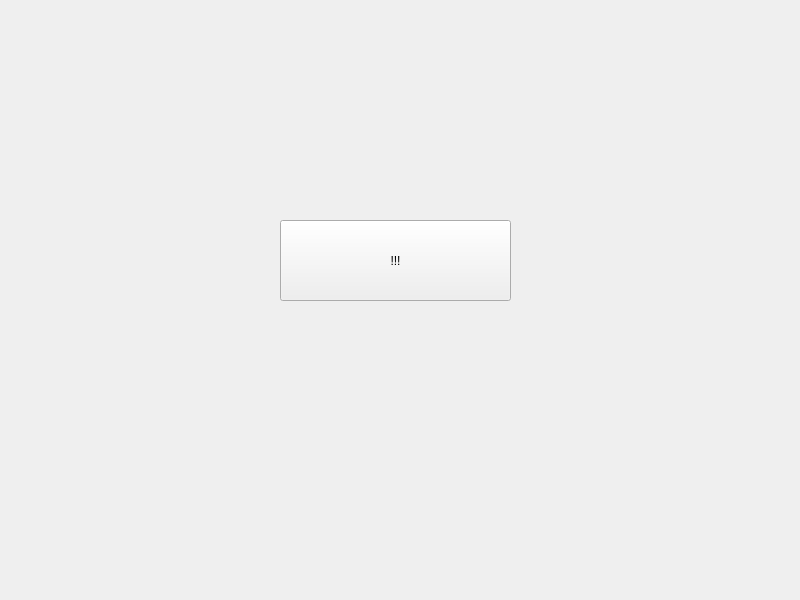
This is uis/main.ui in nocrater/shelter_oop as Qt 5 draws it before an edit. The edited form follows.
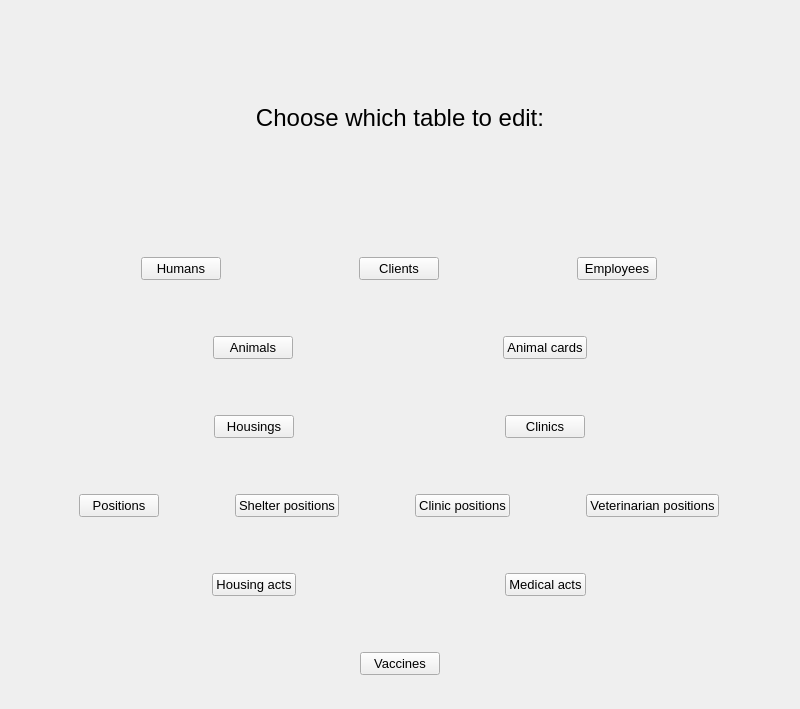
This is the edited form.

Diff of the .ui file:
```diff
--- a/uis/main.ui
+++ b/uis/main.ui
@@ -7,26 +7,355 @@
     <x>0</x>
     <y>0</y>
     <width>800</width>
-    <height>600</height>
+    <height>709</height>
    </rect>
   </property>
   <property name="windowTitle">
    <string>MainWindow</string>
   </property>
   <widget class="QWidget" name="centralwidget">
-   <widget class="QPushButton" name="pushButton">
-    <property name="geometry">
-     <rect>
-      <x>280</x>
-      <y>220</y>
-      <width>231</width>
-      <height>81</height>
-     </rect>
-    </property>
-    <property name="text">
-     <string>!!!</string>
-    </property>
-   </widget>
+   <layout class="QVBoxLayout" name="verticalLayout">
+    <item>
+     <layout class="QHBoxLayout" name="horizontalLayout">
+      <property name="topMargin">
+       <number>25</number>
+      </property>
+      <property name="bottomMargin">
+       <number>25</number>
+      </property>
+      <item>
+       <widget class="QLabel" name="main_label">
+        <property name="font">
+         <font>
+          <pointsize>18</pointsize>
+         </font>
+        </property>
+        <property name="text">
+         <string>Choose which table to edit:</string>
+        </property>
+        <property name="alignment">
+         <set>Qt::AlignCenter</set>
+        </property>
+        <property name="wordWrap">
+         <bool>false</bool>
+        </property>
+       </widget>
+      </item>
+     </layout>
+    </item>
+    <item>
+     <layout class="QHBoxLayout" name="horizontalLayout_2">
+      <property name="topMargin">
+       <number>25</number>
+      </property>
+      <property name="bottomMargin">
+       <number>25</number>
+      </property>
+      <item>
+       <widget class="QPushButton" name="humans_button">
+        <property name="sizePolicy">
+         <sizepolicy hsizetype="Maximum" vsizetype="Fixed">
+          <horstretch>0</horstretch>
+          <verstretch>0</verstretch>
+         </sizepolicy>
+        </property>
+        <property name="font">
+         <font>
+          <pointsize>10</pointsize>
+         </font>
+        </property>
+        <property name="text">
+         <string>Humans</string>
+        </property>
+       </widget>
+      </item>
+      <item>
+       <widget class="QPushButton" name="clients_button">
+        <property name="sizePolicy">
+         <sizepolicy hsizetype="Maximum" vsizetype="Fixed">
+          <horstretch>0</horstretch>
+          <verstretch>0</verstretch>
+         </sizepolicy>
+        </property>
+        <property name="font">
+         <font>
+          <pointsize>10</pointsize>
+         </font>
+        </property>
+        <property name="text">
+         <string>Clients</string>
+        </property>
+       </widget>
+      </item>
+      <item>
+       <widget class="QPushButton" name="employees_button">
+        <property name="sizePolicy">
+         <sizepolicy hsizetype="Maximum" vsizetype="Fixed">
+          <horstretch>0</horstretch>
+          <verstretch>0</verstretch>
+         </sizepolicy>
+        </property>
+        <property name="font">
+         <font>
+          <pointsize>10</pointsize>
+         </font>
+        </property>
+        <property name="text">
+         <string>Employees</string>
+        </property>
+       </widget>
+      </item>
+     </layout>
+    </item>
+    <item>
+     <layout class="QHBoxLayout" name="horizontalLayout_3">
+      <property name="topMargin">
+       <number>25</number>
+      </property>
+      <property name="bottomMargin">
+       <number>25</number>
+      </property>
+      <item>
+       <widget class="QPushButton" name="animals_button">
+        <property name="sizePolicy">
+         <sizepolicy hsizetype="Maximum" vsizetype="Fixed">
+          <horstretch>0</horstretch>
+          <verstretch>0</verstretch>
+         </sizepolicy>
+        </property>
+        <property name="font">
+         <font>
+          <pointsize>10</pointsize>
+         </font>
+        </property>
+        <property name="text">
+         <string>Animals</string>
+        </property>
+       </widget>
+      </item>
+      <item>
+       <widget class="QPushButton" name="animal_cards_button">
+        <property name="sizePolicy">
+         <sizepolicy hsizetype="Maximum" vsizetype="Fixed">
+          <horstretch>0</horstretch>
+          <verstretch>0</verstretch>
+         </sizepolicy>
+        </property>
+        <property name="font">
+         <font>
+          <pointsize>10</pointsize>
+         </font>
+        </property>
+        <property name="text">
+         <string>Animal cards</string>
+        </property>
+       </widget>
+      </item>
+     </layout>
+    </item>
+    <item>
+     <layout class="QHBoxLayout" name="horizontalLayout_4">
+      <property name="topMargin">
+       <number>25</number>
+      </property>
+      <property name="bottomMargin">
+       <number>25</number>
+      </property>
+      <item>
+       <widget class="QPushButton" name="housings_button">
+        <property name="sizePolicy">
+         <sizepolicy hsizetype="Maximum" vsizetype="Fixed">
+          <horstretch>0</horstretch>
+          <verstretch>0</verstretch>
+         </sizepolicy>
+        </property>
+        <property name="font">
+         <font>
+          <pointsize>10</pointsize>
+         </font>
+        </property>
+        <property name="text">
+         <string>Housings</string>
+        </property>
+       </widget>
+      </item>
+      <item>
+       <widget class="QPushButton" name="clinics_button">
+        <property name="sizePolicy">
+         <sizepolicy hsizetype="Maximum" vsizetype="Fixed">
+          <horstretch>0</horstretch>
+          <verstretch>0</verstretch>
+         </sizepolicy>
+        </property>
+        <property name="font">
+         <font>
+          <pointsize>10</pointsize>
+         </font>
+        </property>
+        <property name="text">
+         <string>Clinics</string>
+        </property>
+       </widget>
+      </item>
+     </layout>
+    </item>
+    <item>
+     <layout class="QHBoxLayout" name="horizontalLayout_5">
+      <property name="topMargin">
+       <number>25</number>
+      </property>
+      <property name="bottomMargin">
+       <number>25</number>
+      </property>
+      <item>
+       <widget class="QPushButton" name="positions_button">
+        <property name="sizePolicy">
+         <sizepolicy hsizetype="Maximum" vsizetype="Fixed">
+          <horstretch>0</horstretch>
+          <verstretch>0</verstretch>
+         </sizepolicy>
+        </property>
+        <property name="font">
+         <font>
+          <pointsize>10</pointsize>
+         </font>
+        </property>
+        <property name="text">
+         <string>Positions</string>
+        </property>
+       </widget>
+      </item>
+      <item>
+       <widget class="QPushButton" name="shelter_positions_button">
+        <property name="sizePolicy">
+         <sizepolicy hsizetype="Maximum" vsizetype="Fixed">
+          <horstretch>0</horstretch>
+          <verstretch>0</verstretch>
+         </sizepolicy>
+        </property>
+        <property name="font">
+         <font>
+          <pointsize>10</pointsize>
+         </font>
+        </property>
+        <property name="text">
+         <string>Shelter positions</string>
+        </property>
+       </widget>
+      </item>
+      <item>
+       <widget class="QPushButton" name="clinic_positions_button">
+        <property name="sizePolicy">
+         <sizepolicy hsizetype="Maximum" vsizetype="Fixed">
+          <horstretch>0</horstretch>
+          <verstretch>0</verstretch>
+         </sizepolicy>
+        </property>
+        <property name="font">
+         <font>
+          <pointsize>10</pointsize>
+         </font>
+        </property>
+        <property name="text">
+         <string>Clinic positions</string>
+        </property>
+       </widget>
+      </item>
+      <item>
+       <widget class="QPushButton" name="veterinarian_positions">
+        <property name="sizePolicy">
+         <sizepolicy hsizetype="Maximum" vsizetype="Fixed">
+          <horstretch>0</horstretch>
+          <verstretch>0</verstretch>
+         </sizepolicy>
+        </property>
+        <property name="font">
+         <font>
+          <pointsize>10</pointsize>
+         </font>
+        </property>
+        <property name="text">
+         <string>Veterinarian positions</string>
+        </property>
+       </widget>
+      </item>
+     </layout>
+    </item>
+    <item>
+     <layout class="QHBoxLayout" name="horizontalLayout_6">
+      <property name="topMargin">
+       <number>25</number>
+      </property>
+      <property name="bottomMargin">
+       <number>25</number>
+      </property>
+      <item>
+       <widget class="QPushButton" name="housing_acts_button">
+        <property name="sizePolicy">
+         <sizepolicy hsizetype="Maximum" vsizetype="Fixed">
+          <horstretch>0</horstretch>
+          <verstretch>0</verstretch>
+         </sizepolicy>
+        </property>
+        <property name="font">
+         <font>
+          <pointsize>10</pointsize>
+         </font>
+        </property>
+        <property name="text">
+         <string>Housing acts</string>
+        </property>
+       </widget>
+      </item>
+      <item>
+       <widget class="QPushButton" name="medical_acts_button">
+        <property name="sizePolicy">
+         <sizepolicy hsizetype="Maximum" vsizetype="Fixed">
+          <horstretch>0</horstretch>
+          <verstretch>0</verstretch>
+         </sizepolicy>
+        </property>
+        <property name="font">
+         <font>
+          <pointsize>10</pointsize>
+         </font>
+        </property>
+        <property name="text">
+         <string>Medical acts</string>
+        </property>
+       </widget>
+      </item>
+     </layout>
+    </item>
+    <item>
+     <layout class="QHBoxLayout" name="horizontalLayout_7">
+      <property name="topMargin">
+       <number>25</number>
+      </property>
+      <property name="bottomMargin">
+       <number>25</number>
+      </property>
+      <item>
+       <widget class="QPushButton" name="vaccines_button">
+        <property name="sizePolicy">
+         <sizepolicy hsizetype="Maximum" vsizetype="Fixed">
+          <horstretch>0</horstretch>
+          <verstretch>0</verstretch>
+         </sizepolicy>
+        </property>
+        <property name="font">
+         <font>
+          <pointsize>10</pointsize>
+         </font>
+        </property>
+        <property name="text">
+         <string>Vaccines</string>
+        </property>
+       </widget>
+      </item>
+     </layout>
+    </item>
+   </layout>
   </widget>
  </widget>
  <resources/>
```
Left out of the diff: 4 changed lines with no effect on the pictures.
